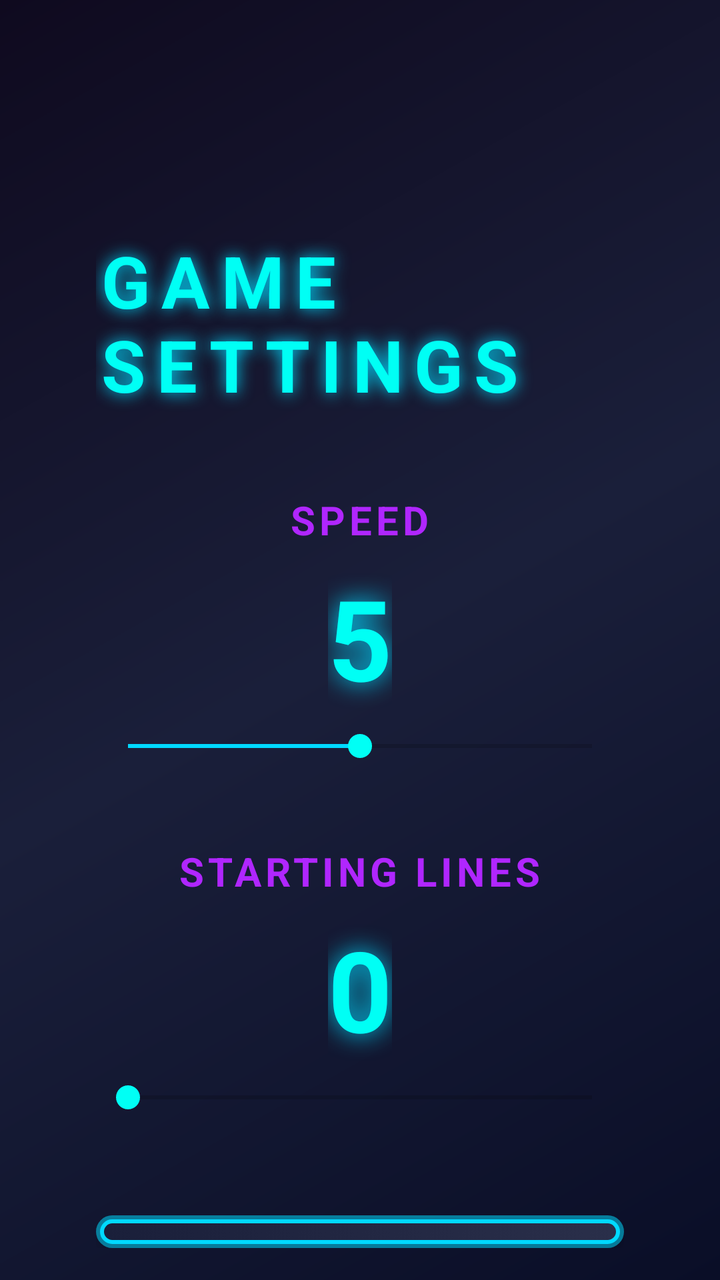
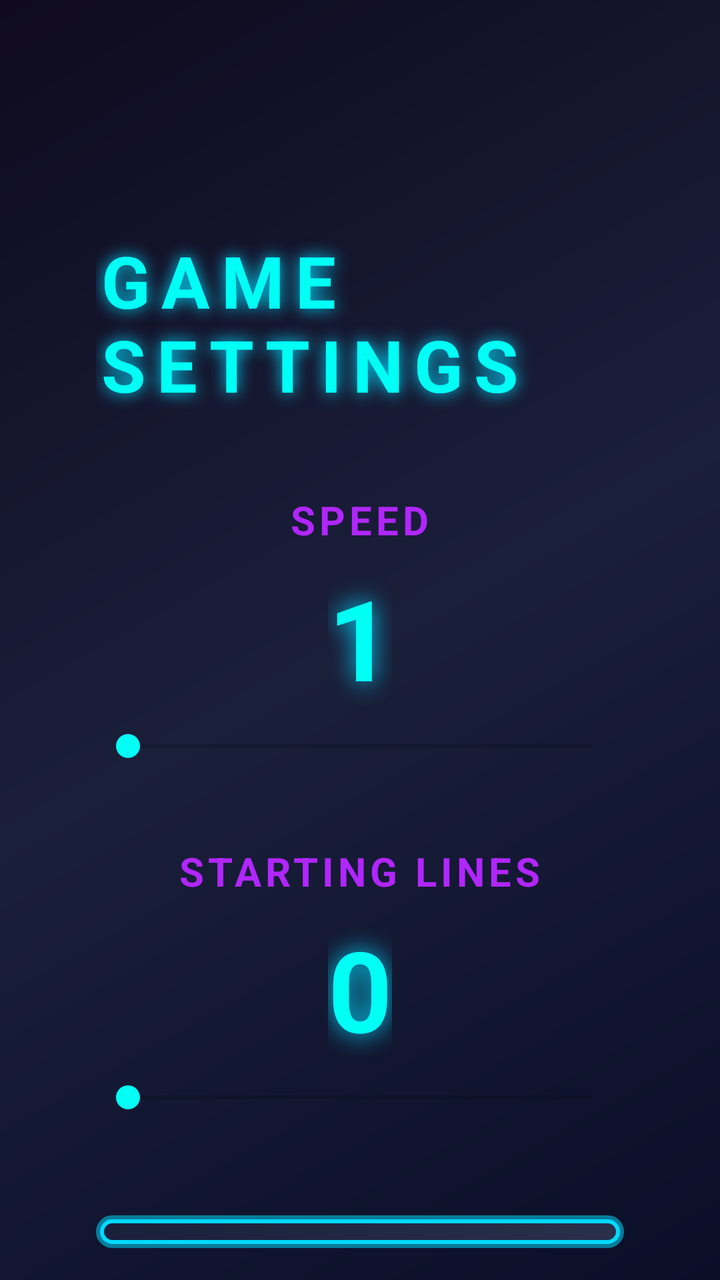

Compare the two renders of this Android layout. The source of the first and the diff that turns it into the second are given below.
<!-- AndroidManifest.xml: application theme Theme.AppCompat.Light.DarkActionBar -->
<!-- res/layout/activity_main.xml -->
<?xml version="1.0" encoding="utf-8"?>
<LinearLayout xmlns:android="http://schemas.android.com/apk/res/android"
    android:layout_width="match_parent"
    android:layout_height="match_parent"
    android:orientation="vertical"
    android:background="@drawable/game_background"
    android:padding="16dp">

    
    <LinearLayout
        android:id="@+id/speedSelectionLayout"
        android:layout_width="match_parent"
        android:layout_height="wrap_content"
        android:orientation="vertical"
        android:gravity="center"
        android:layout_marginTop="100dp"
        android:paddingHorizontal="32dp"
        android:visibility="visible">

        <TextView
            android:layout_width="wrap_content"
            android:layout_height="wrap_content"
            android:text="@string/game_settings"
            android:textColor="@color/neon_cyan"
            android:textSize="36sp"
            android:textStyle="bold"
            android:layout_marginBottom="40dp"
            android:shadowColor="@color/neon_blue"
            android:shadowDx="0"
            android:shadowDy="0"
            android:shadowRadius="20"
            android:letterSpacing="0.15"/>

        
        <TextView
            android:layout_width="wrap_content"
            android:layout_height="wrap_content"
            android:text="@string/speed_label"
            android:textColor="@color/neon_purple"
            android:textSize="20sp"
            android:textStyle="bold"
            android:letterSpacing="0.1"
            android:layout_marginBottom="8dp"/>

        <TextView
            android:id="@+id/tvSpeedValue"
            android:layout_width="wrap_content"
            android:layout_height="wrap_content"
            android:text="5"
            android:textColor="@color/neon_cyan"
            android:textSize="56sp"
            android:textStyle="bold"
            android:layout_marginBottom="8dp"
            android:shadowColor="@color/neon_blue"
            android:shadowDx="0"
            android:shadowDy="0"
            android:shadowRadius="30"/>

        <SeekBar
            android:id="@+id/seekBarSpeed"
            android:layout_width="match_parent"
            android:layout_height="wrap_content"
            android:max="8"
            android:progress="4"
            android:progressTint="@color/neon_blue"
            android:thumbTint="@color/neon_cyan"
            android:layout_marginBottom="40dp"/>

        
        <TextView
            android:layout_width="wrap_content"
            android:layout_height="wrap_content"
            android:text="@string/starting_lines_label"
            android:textColor="@color/neon_purple"
            android:textSize="20sp"
            android:textStyle="bold"
            android:letterSpacing="0.1"
            android:layout_marginBottom="8dp"/>

        <TextView
            android:id="@+id/tvLinesValue"
            android:layout_width="wrap_content"
            android:layout_height="wrap_content"
            android:text="0"
            android:textColor="@color/neon_cyan"
            android:textSize="56sp"
            android:textStyle="bold"
            android:layout_marginBottom="8dp"
            android:shadowColor="@color/neon_blue"
            android:shadowDx="0"
            android:shadowDy="0"
            android:shadowRadius="30"/>

        <SeekBar
            android:id="@+id/seekBarLines"
            android:layout_width="match_parent"
            android:layout_height="wrap_content"
            android:max="9"
            android:progress="0"
            android:progressTint="@color/neon_blue"
            android:thumbTint="@color/neon_cyan"
            android:layout_marginBottom="50dp"/>

        <Button
            android:id="@+id/btnStartGame"
            android:layout_width="wrap_content"
            android:layout_height="wrap_content"
            android:text="@string/start_game"
            android:textColor="@color/neon_cyan"
            android:textSize="26sp"
            android:textStyle="bold"
            android:letterSpacing="0.1"
            android:paddingHorizontal="60dp"
            android:paddingVertical="16dp"
            android:background="@drawable/button_background_enhanced"/>
    </LinearLayout>

    
    <LinearLayout
        android:id="@+id/gameLayout"
        android:layout_width="match_parent"
        android:layout_height="match_parent"
        android:orientation="vertical"
        android:visibility="gone">

        
        <LinearLayout
            android:layout_width="match_parent"
            android:layout_height="wrap_content"
            android:orientation="horizontal"
            android:gravity="center"
            android:layout_marginBottom="8dp"
            android:padding="8dp">

            <TextView
                android:id="@+id/tvScore"
                android:layout_width="0dp"
                android:layout_height="wrap_content"
                android:layout_weight="1"
                android:layout_marginEnd="4dp"
                android:layout_marginRight="4dp"
                android:text="@string/score"
                android:textColor="@color/neon_cyan"
                android:textSize="20sp"
                android:textStyle="bold"
                android:letterSpacing="0.05"
                android:gravity="center"
                android:padding="12dp"
                android:background="@drawable/score_background"
                android:shadowColor="@color/neon_blue"
                android:shadowDx="0"
                android:shadowDy="0"
                android:shadowRadius="15"/>

            <TextView
                android:id="@+id/tvLevel"
                android:layout_width="0dp"
                android:layout_height="wrap_content"
                android:layout_weight="1"
                android:layout_marginStart="4dp"
                android:layout_marginLeft="4dp"
                android:text="@string/level"
                android:textColor="@color/neon_purple"
                android:textSize="20sp"
                android:textStyle="bold"
                android:letterSpacing="0.05"
                android:gravity="center"
                android:padding="12dp"
                android:background="@drawable/score_background"
                android:shadowColor="@color/neon_pink"
                android:shadowDx="0"
                android:shadowDy="0"
                android:shadowRadius="15"/>
        </LinearLayout>

        
        <com.stackarena.game.TetrisView
            android:id="@+id/tetrisView"
            android:layout_width="match_parent"
            android:layout_height="0dp"
            android:layout_weight="1"
            android:layout_marginBottom="56dp"/>

        
        <RelativeLayout
            android:layout_width="match_parent"
            android:layout_height="wrap_content"
            android:paddingBottom="8dp">

            
            <ImageButton
                android:id="@+id/btnLeft"
                android:layout_width="80dp"
                android:layout_height="80dp"
                android:layout_alignParentStart="true"
                android:layout_alignParentLeft="true"
                android:layout_marginStart="4dp"
                android:layout_marginLeft="4dp"
                android:src="@drawable/ic_arrow_left"
                android:contentDescription="@string/left"
                android:scaleType="centerInside"
                android:padding="18dp"
                android:background="@drawable/button_background_enhanced"/>

            
            <ImageButton
                android:id="@+id/btnRotate"
                android:layout_width="80dp"
                android:layout_height="80dp"
                android:layout_toEndOf="@id/btnLeft"
                android:layout_toRightOf="@id/btnLeft"
                android:layout_marginStart="8dp"
                android:layout_marginLeft="8dp"
                android:src="@drawable/ic_rotate"
                android:contentDescription="@string/rotate"
                android:scaleType="centerInside"
                android:padding="18dp"
                android:background="@drawable/button_background_enhanced"/>

            
            <ImageButton
                android:id="@+id/btnRight"
                android:layout_width="80dp"
                android:layout_height="80dp"
                android:layout_alignParentEnd="true"
                android:layout_alignParentRight="true"
                android:layout_marginEnd="4dp"
                android:layout_marginRight="4dp"
                android:src="@drawable/ic_arrow_right"
                android:contentDescription="@string/right"
                android:scaleType="centerInside"
                android:padding="18dp"
                android:background="@drawable/button_background_enhanced"/>

            
            <ImageButton
                android:id="@+id/btnDrop"
                android:layout_width="80dp"
                android:layout_height="80dp"
                android:layout_toStartOf="@id/btnRight"
                android:layout_toLeftOf="@id/btnRight"
                android:layout_marginEnd="8dp"
                android:layout_marginRight="8dp"
                android:src="@drawable/ic_drop"
                android:contentDescription="@string/drop"
                android:scaleType="centerInside"
                android:padding="18dp"
                android:background="@drawable/button_background_enhanced"/>
        </RelativeLayout>
    </LinearLayout>
</LinearLayout>
<!-- resources referenced by this layout -->
<resources>
  <color name="neon_blue">#00D9FF</color>
  <color name="neon_cyan">#00FFF5</color>
  <color name="neon_pink">#FF006E</color>
  <color name="neon_purple">#B026FF</color>
  <!-- drawable game_background (drawable) -->
  <?xml version="1.0" encoding="utf-8"?>
  <shape xmlns:android="http://schemas.android.com/apk/res/android"
      android:shape="rectangle">
      <gradient
          android:angle="135"
          android:startColor="#0A0E27"
          android:centerColor="#1A1F3A"
          android:endColor="#0F0A1F"
          android:type="linear"/>
  </shape>
  <!-- drawable ic_arrow_left (drawable) -->
  <?xml version="1.0" encoding="utf-8"?>
  <vector xmlns:android="http://schemas.android.com/apk/res/android"
      android:width="24dp"
      android:height="24dp"
      android:viewportWidth="24"
      android:viewportHeight="24">
      <path
          android:fillColor="#FFFFFF"
          android:pathData="M14,7l-5,5l5,5V7z"/>
  </vector>
  <!-- drawable ic_arrow_right (drawable) -->
  <?xml version="1.0" encoding="utf-8"?>
  <vector xmlns:android="http://schemas.android.com/apk/res/android"
      android:width="24dp"
      android:height="24dp"
      android:viewportWidth="24"
      android:viewportHeight="24">
      <path
          android:fillColor="#FFFFFF"
          android:pathData="M10,7l5,5l-5,5V7z"/>
  </vector>
  <!-- drawable ic_drop (drawable) -->
  <?xml version="1.0" encoding="utf-8"?>
  <vector xmlns:android="http://schemas.android.com/apk/res/android"
      android:width="24dp"
      android:height="24dp"
      android:viewportWidth="24"
      android:viewportHeight="24">
      <path
          android:fillColor="#FFFFFF"
          android:pathData="M7,10l5,5 5,-5z"/>
      <path
          android:fillColor="#FFFFFF"
          android:pathData="M7,4l5,5 5,-5z"/>
  </vector>
  <!-- drawable ic_rotate (drawable) -->
  <?xml version="1.0" encoding="utf-8"?>
  <vector xmlns:android="http://schemas.android.com/apk/res/android"
      android:width="24dp"
      android:height="24dp"
      android:viewportWidth="24"
      android:viewportHeight="24">
      <path
          android:fillColor="#FFFFFF"
          android:pathData="M12,4V1L8,5l4,4V6c3.31,0 6,2.69 6,6 0,1.01 -0.25,1.97 -0.7,2.8l1.46,1.46C19.54,15.03 20,13.57 20,12c0,-4.42 -3.58,-8 -8,-8zM12,18c-3.31,0 -6,-2.69 -6,-6 0,-1.01 0.25,-1.97 0.7,-2.8L5.24,7.74C4.46,8.97 4,10.43 4,12c0,4.42 3.58,8 8,8v3l4,-4 -4,-4v3z"/>
  </vector>
  <!-- drawable score_background (drawable) -->
  <?xml version="1.0" encoding="utf-8"?>
  <layer-list xmlns:android="http://schemas.android.com/apk/res/android">
      
      <item>
          <shape android:shape="rectangle">
              <solid android:color="#55B026FF"/>
              <corners android:radius="12dp"/>
          </shape>
      </item>
      
      <item android:top="2dp" android:bottom="2dp" android:left="2dp" android:right="2dp">
          <shape android:shape="rectangle">
              <gradient
                  android:angle="135"
                  android:startColor="#1A1F3A"
                  android:centerColor="#252A45"
                  android:endColor="#1A1F3A"
                  android:type="linear"/>
              <corners android:radius="10dp"/>
              <stroke
                  android:width="2dp"
                  android:color="#B026FF"/>
          </shape>
      </item>
  </layer-list>
  <string name="drop">Drop</string>
  <string name="game_settings">GAME SETTINGS</string>
  <string name="left">Left</string>
  <string name="level">Level: %d</string>
  <string name="right">Right</string>
  <string name="rotate">Rotate</string>
  <string name="score">Score: %d</string>
  <string name="speed_label">SPEED</string>
  <string name="start_game">Start Game</string>
  <string name="starting_lines_label">STARTING LINES</string>
  <!-- unchanged entries left out for length: 1 -->
</resources>

<!-- the commit's change to res/layout/activity_main.xml (unified diff, before → after) -->
@@ -46,7 +46,7 @@
             android:id="@+id/tvSpeedValue"
             android:layout_width="wrap_content"
             android:layout_height="wrap_content"
-            android:text="5"
+            android:text="1"
             android:textColor="@color/neon_cyan"
             android:textSize="56sp"
             android:textStyle="bold"
@@ -61,7 +61,7 @@
             android:layout_width="match_parent"
             android:layout_height="wrap_content"
             android:max="8"
-            android:progress="4"
+            android:progress="0"
             android:progressTint="@color/neon_blue"
             android:thumbTint="@color/neon_cyan"
             android:layout_marginBottom="40dp"/>
